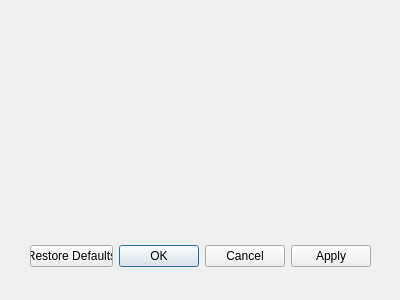
Qt form source/application/options.ui (newtoo-official/Newtoo-web-interface-mapper) before a commit.
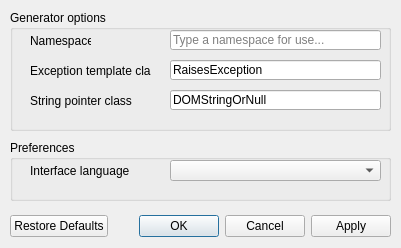
The same form after that commit. Icons and pictures are not drawn.

Diff of the .ui file:
```diff
--- a/source/application/options.ui
+++ b/source/application/options.ui
@@ -6,19 +6,31 @@
    <rect>
     <x>0</x>
     <y>0</y>
-    <width>400</width>
-    <height>300</height>
+    <width>401</width>
+    <height>248</height>
    </rect>
   </property>
+  <property name="minimumSize">
+   <size>
+    <width>401</width>
+    <height>248</height>
+   </size>
+  </property>
+  <property name="maximumSize">
+   <size>
+    <width>401</width>
+    <height>248</height>
+   </size>
+  </property>
   <property name="windowTitle">
    <string>Dialog</string>
   </property>
   <widget class="QDialogButtonBox" name="buttonBox">
    <property name="geometry">
     <rect>
-     <x>30</x>
-     <y>240</y>
-     <width>341</width>
+     <x>10</x>
+     <y>210</y>
+     <width>381</width>
      <height>32</height>
     </rect>
    </property>
@@ -32,6 +44,154 @@
     <set>QDialogButtonBox::Apply|QDialogButtonBox::Cancel|QDialogButtonBox::Ok|QDialogButtonBox::RestoreDefaults</set>
    </property>
   </widget>
+  <widget class="QGroupBox" name="generatorGroup">
+   <property name="geometry">
+    <rect>
+     <x>10</x>
+     <y>10</y>
+     <width>381</width>
+     <height>121</height>
+    </rect>
+   </property>
+   <property name="title">
+    <string>Generator options</string>
+   </property>
+   <widget class="QLabel" name="langLabel_2">
+    <property name="geometry">
+     <rect>
+      <x>20</x>
+      <y>20</y>
+      <width>61</width>
+      <height>21</height>
+     </rect>
+    </property>
+    <property name="text">
+     <string>Namespace</string>
+    </property>
+   </widget>
+   <widget class="QLabel" name="langLabel_3">
+    <property name="geometry">
+     <rect>
+      <x>20</x>
+      <y>50</y>
+      <width>121</width>
+      <height>21</height>
+     </rect>
+    </property>
+    <property name="text">
+     <string>Exception template class</string>
+    </property>
+   </widget>
+   <widget class="QLabel" name="langLabel_4">
+    <property name="geometry">
+     <rect>
+      <x>20</x>
+      <y>80</y>
+      <width>121</width>
+      <height>21</height>
+     </rect>
+    </property>
+    <property name="text">
+     <string>String pointer class</string>
+    </property>
+   </widget>
+   <widget class="QLineEdit" name="lineEdit">
+    <property name="geometry">
+     <rect>
+      <x>160</x>
+      <y>20</y>
+      <width>211</width>
+      <height>20</height>
+     </rect>
+    </property>
+    <property name="maxLength">
+     <number>255</number>
+    </property>
+    <property name="placeholderText">
+     <string>Type a namespace for use...</string>
+    </property>
+   </widget>
+   <widget class="QLineEdit" name="lineEdit_2">
+    <property name="geometry">
+     <rect>
+      <x>160</x>
+      <y>50</y>
+      <width>211</width>
+      <height>20</height>
+     </rect>
+    </property>
+    <property name="text">
+     <string>RaisesException</string>
+    </property>
+    <property name="maxLength">
+     <number>255</number>
+    </property>
+   </widget>
+   <widget class="QLineEdit" name="lineEdit_3">
+    <property name="geometry">
+     <rect>
+      <x>160</x>
+      <y>80</y>
+      <width>211</width>
+      <height>20</height>
+     </rect>
+    </property>
+    <property name="text">
+     <string>DOMStringOrNull</string>
+    </property>
+    <property name="maxLength">
+     <number>255</number>
+    </property>
+    <property name="clearButtonEnabled">
+     <bool>false</bool>
+    </property>
+   </widget>
+  </widget>
+  <widget class="QGroupBox" name="preferencesGroup">
+   <property name="geometry">
+    <rect>
+     <x>10</x>
+     <y>140</y>
+     <width>381</width>
+     <height>61</height>
+    </rect>
+   </property>
+   <property name="title">
+    <string>Preferences</string>
+   </property>
+   <widget class="QComboBox" name="lang">
+    <property name="geometry">
+     <rect>
+      <x>160</x>
+      <y>20</y>
+      <width>211</width>
+      <height>21</height>
+     </rect>
+    </property>
+    <property name="editable">
+     <bool>false</bool>
+    </property>
+    <property name="currentText">
+     <string/>
+    </property>
+    <property name="frame">
+     <bool>true</bool>
+    </property>
+   </widget>
+   <widget class="QLabel" name="langLabel">
+    <property name="geometry">
+     <rect>
+      <x>20</x>
+      <y>20</y>
+      <width>121</width>
+      <height>21</height>
+     </rect>
+    </property>
+    <property name="text">
+     <string>Interface language</string>
+    </property>
+   </widget>
+  </widget>
  </widget>
  <resources/>
  <connections>
```
Left out of the diff: 13 changed lines with no effect on the pictures.
